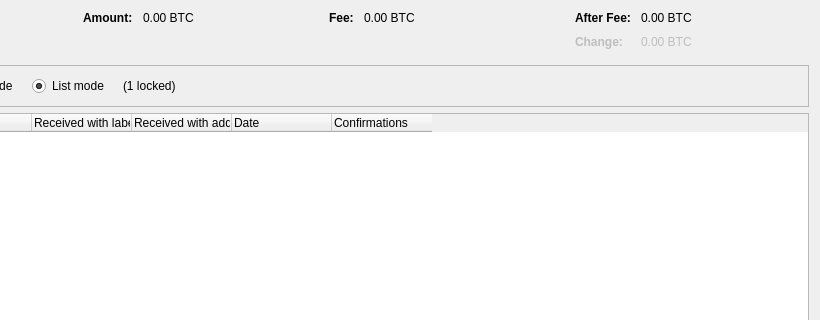
B3-Coin/B3-CoinV2, file src/qt/forms/coincontroldialog.ui: the form before one commit; both pictures show x 180 to 1000 and y 0 to 320 of the 1000 by 500 pixel window.
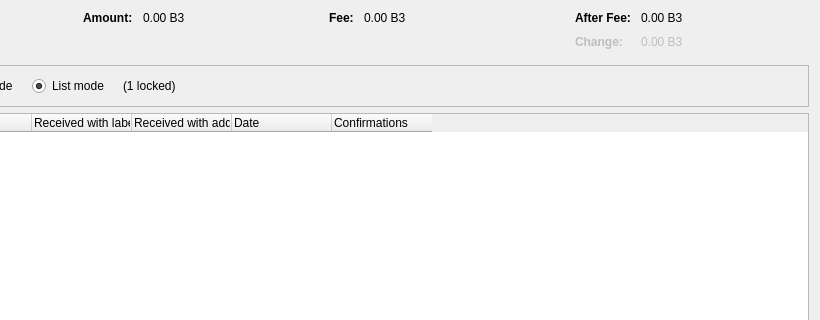
The form after the commit. Custom widgets are drawn as their Qt base class.

```diff
--- a/src/qt/forms/coincontroldialog.ui
+++ b/src/qt/forms/coincontroldialog.ui
@@ -135,7 +135,7 @@
           <enum>Qt::ActionsContextMenu</enum>
          </property>
          <property name="text">
-          <string notr="true">0.00 BTC</string>
+          <string notr="true">0.00 B3</string>
          </property>
          <property name="textInteractionFlags">
           <set>Qt::LinksAccessibleByMouse|Qt::TextSelectableByKeyboard|Qt::TextSelectableByMouse</set>
@@ -180,7 +180,7 @@
           <enum>Qt::ActionsContextMenu</enum>
          </property>
          <property name="text">
-          <string notr="true">0.00 BTC</string>
+          <string notr="true">0.00 B3</string>
          </property>
          <property name="textInteractionFlags">
           <set>Qt::LinksAccessibleByMouse|Qt::TextSelectableByKeyboard|Qt::TextSelectableByMouse</set>
@@ -228,7 +228,7 @@
           <enum>Qt::ActionsContextMenu</enum>
          </property>
          <property name="text">
-          <string notr="true">0.00 BTC</string>
+          <string notr="true">0.00 B3</string>
          </property>
          <property name="textInteractionFlags">
           <set>Qt::LinksAccessibleByMouse|Qt::TextSelectableByKeyboard|Qt::TextSelectableByMouse</set>
@@ -263,7 +263,7 @@
           <enum>Qt::ActionsContextMenu</enum>
          </property>
          <property name="text">
-          <string notr="true">0.00 BTC</string>
+          <string notr="true">0.00 B3</string>
          </property>
          <property name="textInteractionFlags">
           <set>Qt::LinksAccessibleByMouse|Qt::TextSelectableByKeyboard|Qt::TextSelectableByMouse</set>
```
